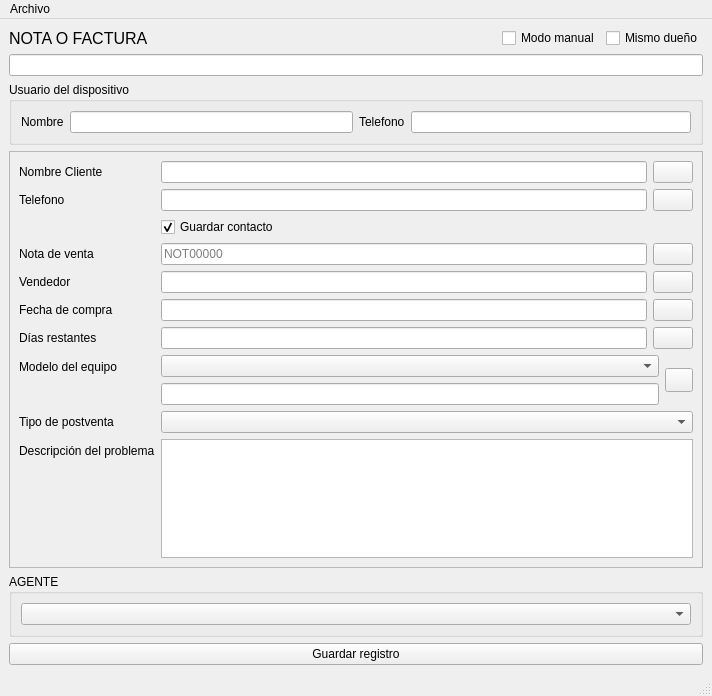
Qt form ui/aftersalesui.ui (gabod22/Pixel-after-sell-reporter) before a commit.
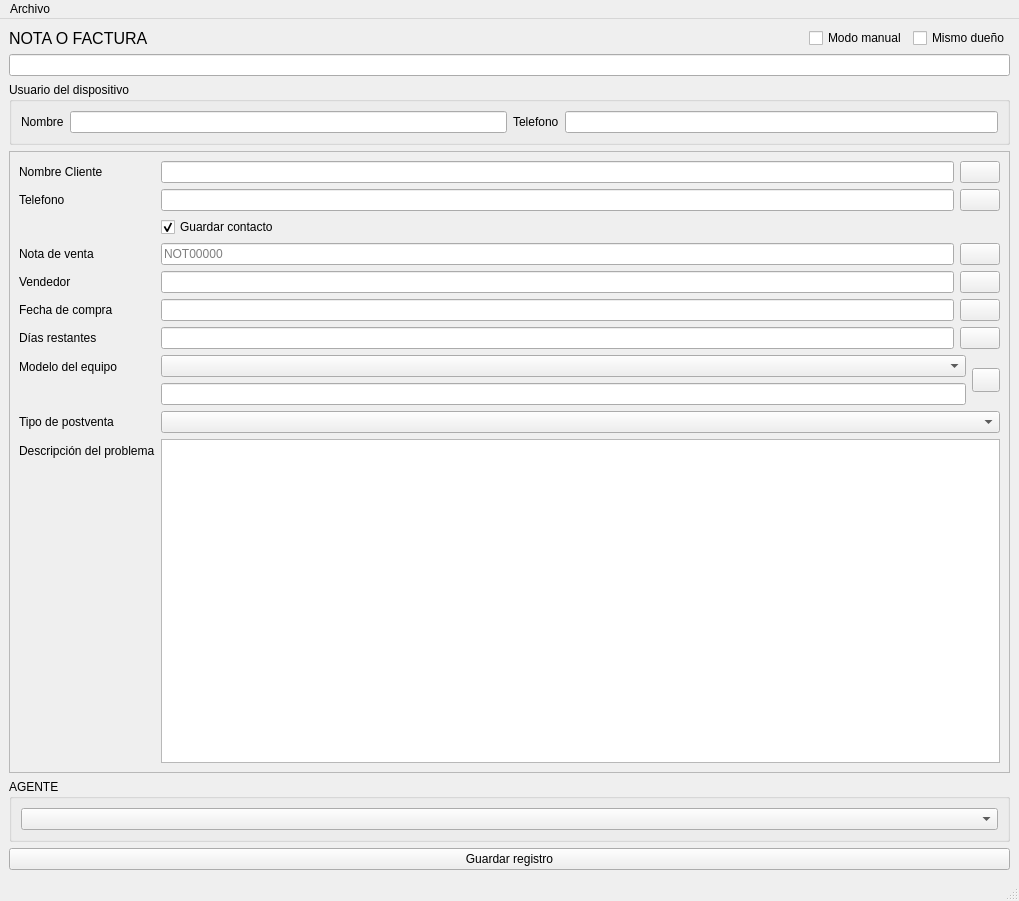
The same form after that commit. Icons and pictures are not drawn.

```diff
--- a/ui/aftersalesui.ui
+++ b/ui/aftersalesui.ui
@@ -6,8 +6,8 @@
    <rect>
     <x>0</x>
     <y>0</y>
-    <width>712</width>
-    <height>696</height>
+    <width>1019</width>
+    <height>901</height>
    </rect>
   </property>
   <property name="windowTitle">
@@ -127,8 +127,8 @@
         <rect>
          <x>0</x>
          <y>0</y>
-         <width>692</width>
-         <height>403</height>
+         <width>999</width>
+         <height>608</height>
         </rect>
        </property>
        <layout class="QFormLayout" name="formLayout">
@@ -423,7 +423,7 @@
     <rect>
      <x>0</x>
      <y>0</y>
-     <width>712</width>
+     <width>1019</width>
      <height>33</height>
     </rect>
    </property>
```
